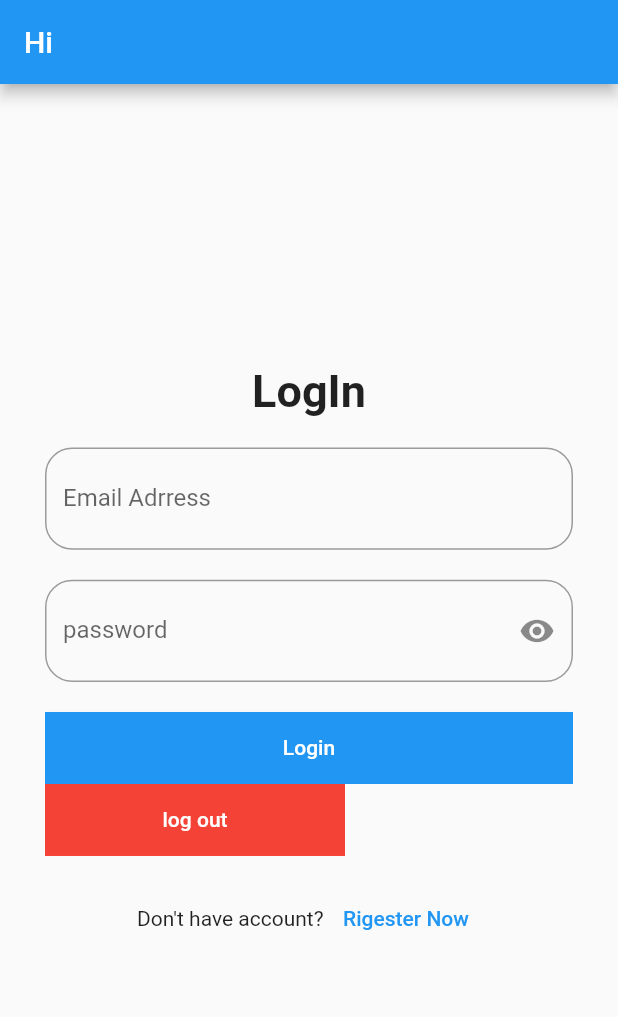
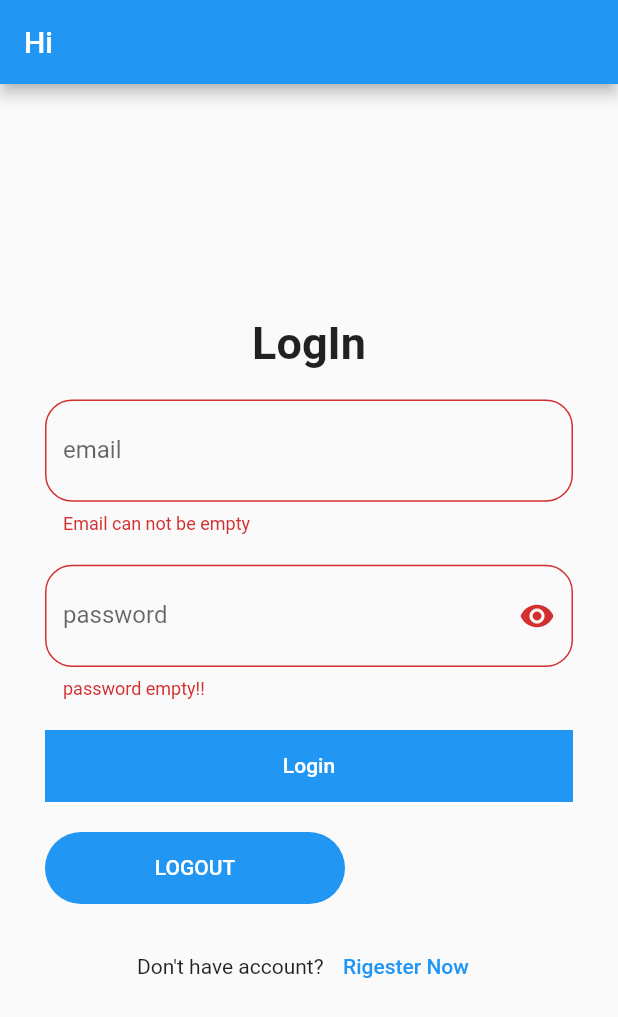
Before and after one commit to abdobassel/projects-login-messnger-bmi-counter-database-Todo-App_by_flutter, a Flutter app: the screen it shows after launch, after a tap on "Login", on a phone screen of 412 x 824 dp. Shown: the top 1017 px of the screen. Run offline on Flutter 3.47's test engine with Material 2 defaults, Android fonts, the phone set to English and light mode, and no system bars.

Commit message:
defaultForm and validation and show password and hide

```diff
--- a/lib/modules/login/login.dart
+++ b/lib/modules/login/login.dart
@@ -1,9 +1,19 @@
 import 'package:flutter/material.dart';
 import 'package:udemy_mansour/shared/componontes/components.dart';
 
-class Login extends StatelessWidget {
+class Login extends StatefulWidget {
+  @override
+  State<Login> createState() => _LoginState();
+}
+
+class _LoginState extends State<Login> {
   var mailcontroller = TextEditingController();
+
   var pwcontroller = TextEditingController();
+
+  var _formKey = GlobalKey<FormState>();
+
+  bool passwordShow = true;
 
   @override
   Widget build(BuildContext context) {
@@ -28,31 +38,43 @@ class Login extends StatelessWidget {
                 SizedBox(
                   height: 20,
                 ),
-                TextField(
-                  textAlign: TextAlign.center,
+                Form(
+                  key: _formKey,
+                  child: Column(
+                    children: [
+                      DefaultTextForm(
                           controller: mailcontroller,
-                  keyboardType: TextInputType.emailAddress,
-                  decoration: InputDecoration(
-                    border: OutlineInputBorder(
-                        borderRadius: BorderRadius.circular(18)),
-                    label: Text('Email Adrress'),
-                    floatingLabelAlignment: FloatingLabelAlignment.center,
-                    prefix: Icon(Icons.email),
-                  ),
-                ),
+                          labeltext: "email",
+                          validate: (value) {
+                            if (value!.isEmpty) {
+                              return 'Email can not be empty';
+                            }
+                            return null;
+                          },
+                          type: TextInputType.emailAddress,
+                          prefix: Icons.email),
                       SizedBox(
                         height: 20,
                       ),
-                TextField(
+                      DefaultTextForm(
+                          showPassfunc: () {
+                            setState(() {
+                              passwordShow = !passwordShow;
+                            });
+                          },
+                          isPassword: passwordShow,
+                          suffixIcon: Icons.remove_red_eye,
                           controller: pwcontroller,
-                  keyboardType: TextInputType.visiblePassword,
-                  obscureText: true,
-                  decoration: InputDecoration(
-                    border: OutlineInputBorder(
-                        borderRadius: BorderRadius.circular(18)),
-                    label: Text('password'),
-                    prefix: Icon(Icons.lock),
-                    suffixIcon: Icon(Icons.remove_red_eye),
+                          labeltext: "password",
+                          validate: (value) {
+                            if (value!.isEmpty) {
+                              return 'password empty!!';
+                            }
+                            return null;
+                          },
+                          type: TextInputType.visiblePassword,
+                          prefix: Icons.lock),
+                    ],
                   ),
                 ),
                 SizedBox(
@@ -64,8 +86,10 @@ class Login extends StatelessWidget {
                     color: Colors.blue,
                     child: MaterialButton(
                       onPressed: () {
+                        if (_formKey.currentState!.validate()) {
                           print(pwcontroller.text);
                           print(mailcontroller.text);
+                        }
                       },
                       child: Text(
                         'Login',
@@ -74,11 +98,16 @@ class Login extends StatelessWidget {
                     ),
                   ),
                 ),
+                SizedBox(
+                  height: 20,
+                ),
                 DefaultButton(
+                  radius: 30,
                   function: () {
-                    print('hello');
+                    print('object');
                   },
-                  background: Colors.red,
+                  isUperCase: true,
+                  text: 'logout',
                   width: 200,
                 ),
                 SizedBox(
--- a/lib/shared/componontes/components.dart
+++ b/lib/shared/componontes/components.dart
@@ -1,18 +1,59 @@
 import 'package:flutter/material.dart';
 
 Widget DefaultButton({
-  required Function function,
+  required String text,
+  required final void Function()? function,
+  //old code not working Function function, => because null safty
+  bool isUperCase = true,
   double width = double.infinity,
   Color background = Colors.blue,
+  double radius = 10.0,
 }) =>
     Container(
       width: width,
-      color: background,
+      decoration: BoxDecoration(
+        color: background,
+        borderRadius: BorderRadius.circular(radius),
+      ),
       child: MaterialButton(
-        onPressed: function(),
+        onPressed: function,
         child: Text(
-          "log out",
+          isUperCase ? text.toUpperCase() : text,
           style: TextStyle(color: Colors.white),
         ),
       ),
     );
+
+//Form Field Text
+Widget DefaultTextForm({
+  required TextEditingController controller,
+  required String? labeltext,
+  required String? Function(String?)? validate,
+  String? Function(String?)? onSubmit,
+  String? Function(String?)? onchange, //null-safety
+  required TextInputType type,
+  required IconData prefix,
+  bool isPassword = false,
+  IconData? suffixIcon,
+  Function()? showPassfunc,
+}) =>
+    TextFormField(
+      onChanged: onchange,
+      obscureText: isPassword,
+      onFieldSubmitted: onSubmit,
+      validator: validate,
+      textAlign: TextAlign.center,
+      controller: controller,
+      keyboardType: type,
+      decoration: InputDecoration(
+        labelText: labeltext,
+        border: OutlineInputBorder(borderRadius: BorderRadius.circular(18)),
+        floatingLabelAlignment: FloatingLabelAlignment.center,
+        prefix: Icon(
+          prefix,
+        ),
+        suffixIcon: suffixIcon != null
+            ? IconButton(onPressed: showPassfunc, icon: Icon(suffixIcon))
+            : null,
+      ),
+    );
```
Lines whose indentation alone changed are shown as unchanged.
